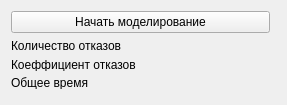
Before: the Qt Designer form Model/lab5_inform/inform-center/mainwindow.ui in reijo1337/7sem, drawn with Qt 5.
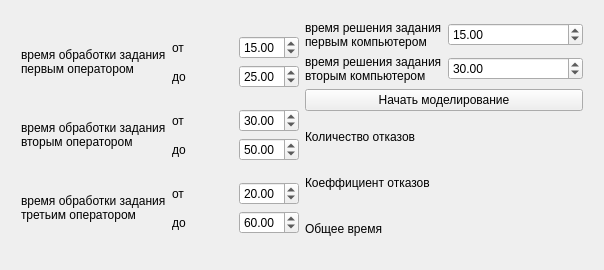
After: the same form once the commit is applied.

Diff of the .ui file:
```diff
--- a/Model/lab5_inform/inform-center/mainwindow.ui
+++ b/Model/lab5_inform/inform-center/mainwindow.ui
@@ -6,8 +6,8 @@
    <rect>
     <x>0</x>
     <y>0</y>
-    <width>287</width>
-    <height>105</height>
+    <width>604</width>
+    <height>270</height>
    </rect>
   </property>
   <property name="windowTitle">
@@ -17,12 +17,234 @@
    <widget class="QWidget" name="">
     <property name="geometry">
      <rect>
-      <x>0</x>
-      <y>0</y>
-      <width>281</width>
-      <height>100</height>
+      <x>10</x>
+      <y>10</y>
+      <width>584</width>
+      <height>250</height>
      </rect>
     </property>
+    <layout class="QHBoxLayout" name="horizontalLayout_19">
+     <item>
+      <layout class="QVBoxLayout" name="verticalLayout_8">
+       <item>
+        <layout class="QHBoxLayout" name="horizontalLayout_4">
+         <item>
+          <widget class="QLabel" name="label_6">
+           <property name="text">
+            <string>время обработки задания
+первым оператором</string>
+           </property>
+          </widget>
+         </item>
+         <item>
+          <layout class="QVBoxLayout" name="verticalLayout_4">
+           <item>
+            <layout class="QHBoxLayout" name="horizontalLayout_2">
+             <item>
+              <widget class="QLabel" name="label_4">
+               <property name="text">
+                <string>от</string>
+               </property>
+              </widget>
+             </item>
+             <item>
+              <widget class="QDoubleSpinBox" name="m_firstOpMin">
+               <property name="value">
+                <double>15.000000000000000</double>
+               </property>
+              </widget>
+             </item>
+            </layout>
+           </item>
+           <item>
+            <layout class="QHBoxLayout" name="horizontalLayout_3">
+             <item>
+              <widget class="QLabel" name="label_5">
+               <property name="text">
+                <string>до</string>
+               </property>
+              </widget>
+             </item>
+             <item>
+              <widget class="QDoubleSpinBox" name="m_firstOpMax">
+               <property name="value">
+                <double>25.000000000000000</double>
+               </property>
+              </widget>
+             </item>
+            </layout>
+           </item>
+          </layout>
+         </item>
+        </layout>
+       </item>
+       <item>
+        <layout class="QHBoxLayout" name="horizontalLayout_7">
+         <item>
+          <widget class="QLabel" name="label_9">
+           <property name="text">
+            <string>время обработки задания
+вторым оператором</string>
+           </property>
+          </widget>
+         </item>
+         <item>
+          <layout class="QVBoxLayout" name="verticalLayout_6">
+           <item>
+            <layout class="QHBoxLayout" name="horizontalLayout_8">
+             <item>
+              <widget class="QLabel" name="label_10">
+               <property name="text">
+                <string>от</string>
+               </property>
+              </widget>
+             </item>
+             <item>
+              <widget class="QDoubleSpinBox" name="m_secondOpMin">
+               <property name="value">
+                <double>30.000000000000000</double>
+               </property>
+              </widget>
+             </item>
+            </layout>
+           </item>
+           <item>
+            <layout class="QHBoxLayout" name="horizontalLayout_9">
+             <item>
+              <widget class="QLabel" name="label_11">
+               <property name="text">
+                <string>до</string>
+               </property>
+              </widget>
+             </item>
+             <item>
+              <widget class="QDoubleSpinBox" name="m_secondOpMax">
+               <property name="value">
+                <double>50.000000000000000</double>
+               </property>
+              </widget>
+             </item>
+            </layout>
+           </item>
+          </layout>
+         </item>
+        </layout>
+       </item>
+       <item>
+        <layout class="QHBoxLayout" name="horizontalLayout_10">
+         <item>
+          <widget class="QLabel" name="label_12">
+           <property name="text">
+            <string>время обработки задания
+третьим оператором</string>
+           </property>
+          </widget>
+         </item>
+         <item>
+          <layout class="QVBoxLayout" name="verticalLayout_7">
+           <item>
+            <layout class="QHBoxLayout" name="horizontalLayout_11">
+             <item>
+              <widget class="QLabel" name="label_13">
+               <property name="text">
+                <string>от</string>
+               </property>
+              </widget>
+             </item>
+             <item>
+              <widget class="QDoubleSpinBox" name="m_thirdOpMin">
+               <property name="value">
+                <double>20.000000000000000</double>
+               </property>
+              </widget>
+             </item>
+            </layout>
+           </item>
+           <item>
+            <layout class="QHBoxLayout" name="horizontalLayout_12">
+             <item>
+              <widget class="QLabel" name="label_14">
+               <property name="text">
+                <string>до</string>
+               </property>
+              </widget>
+             </item>
+             <item>
+              <widget class="QDoubleSpinBox" name="m_thirdOpMax">
+               <property name="value">
+                <double>60.000000000000000</double>
+               </property>
+              </widget>
+             </item>
+            </layout>
+           </item>
+          </layout>
+         </item>
+        </layout>
+       </item>
+      </layout>
+     </item>
+     <item>
+      <layout class="QVBoxLayout" name="verticalLayout_12">
+       <item>
+        <layout class="QVBoxLayout" name="verticalLayout_11">
+         <item>
+          <layout class="QHBoxLayout" name="horizontalLayout_13">
+           <item>
+            <widget class="QLabel" name="label_15">
+             <property name="text">
+              <string>время решения задания
+первым компьютером</string>
+             </property>
+            </widget>
+           </item>
+           <item>
+            <layout class="QVBoxLayout" name="verticalLayout_9">
+             <item>
+              <layout class="QHBoxLayout" name="horizontalLayout_14">
+               <item>
+                <widget class="QDoubleSpinBox" name="doubleSpinBox_9">
+                 <property name="value">
+                  <double>15.000000000000000</double>
+                 </property>
+                </widget>
+               </item>
+              </layout>
+             </item>
+            </layout>
+           </item>
+          </layout>
+         </item>
+         <item>
+          <layout class="QHBoxLayout" name="horizontalLayout_16">
+           <item>
+            <widget class="QLabel" name="label_18">
+             <property name="text">
+              <string>время решения задания
+вторым компьютером</string>
+             </property>
+            </widget>
+           </item>
+           <item>
+            <layout class="QVBoxLayout" name="verticalLayout_10">
+             <item>
+              <layout class="QHBoxLayout" name="horizontalLayout_17">
+               <item>
+                <widget class="QDoubleSpinBox" name="doubleSpinBox_11">
+                 <property name="value">
+                  <double>30.000000000000000</double>
+                 </property>
+                </widget>
+               </item>
+              </layout>
+             </item>
+            </layout>
+           </item>
+          </layout>
+         </item>
+        </layout>
+       </item>
+       <item>
     <layout class="QVBoxLayout" name="verticalLayout_3">
      <item>
       <widget class="QPushButton" name="pushButton">
@@ -80,6 +302,10 @@
             <string/>
            </property>
           </widget>
+             </item>
+            </layout>
+           </item>
+          </layout>
          </item>
         </layout>
        </item>
```
Lines whose indentation alone changed are shown as unchanged.
